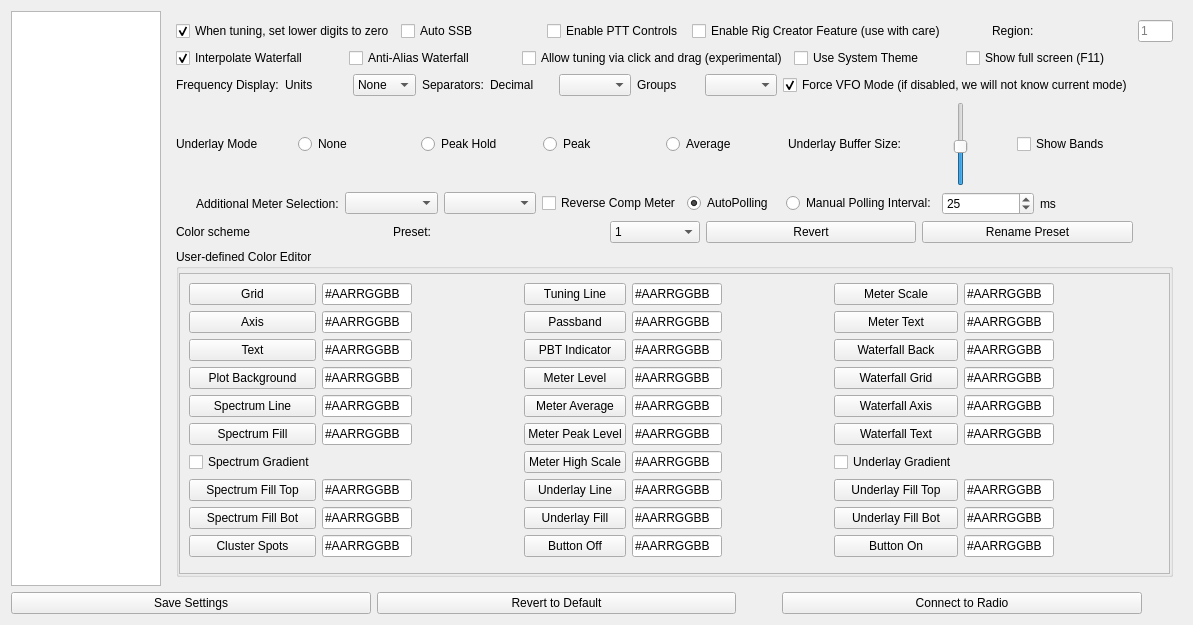
adecarolis/wfweb, file settingswidget.ui: the form before one commit.
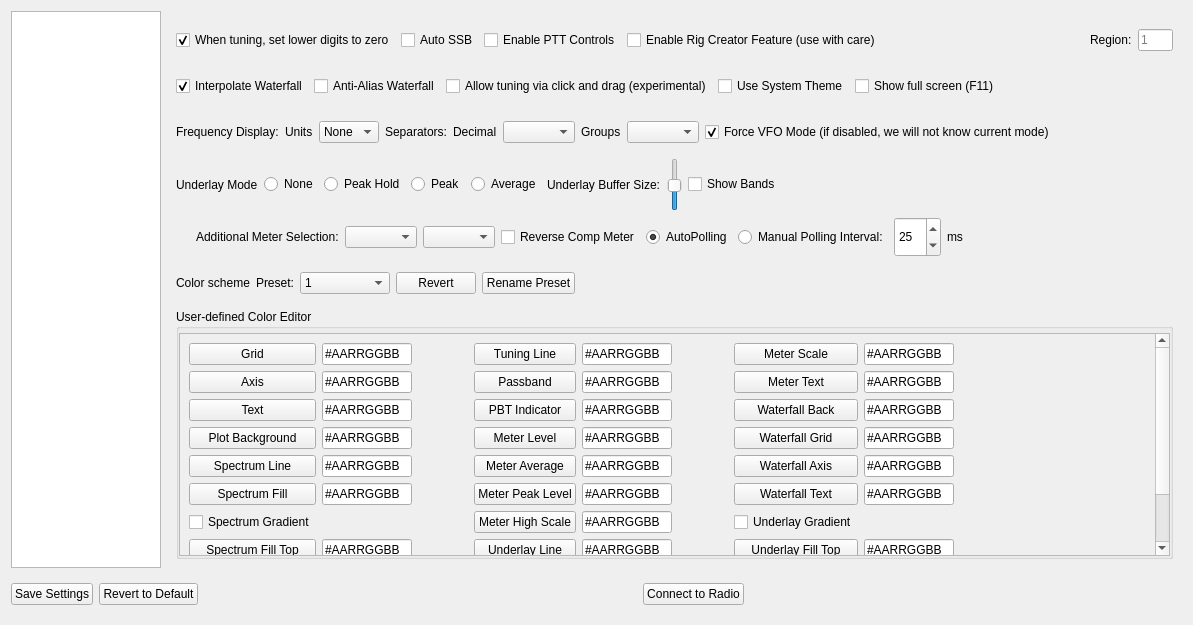
The form after the commit. The open tabs and pages were chosen to show the change. Custom widgets are drawn as their Qt base class.

Patch:
```diff
--- a/settingswidget.ui
+++ b/settingswidget.ui
@@ -905,12 +905,12 @@
            <item>
             <spacer name="horizontalSpacer_10">
              <property name="orientation">
-              <enum>Qt::Vertical</enum>
+              <enum>Qt::Orientation::Horizontal</enum>
              </property>
              <property name="sizeHint" stdset="0">
               <size>
-               <width>40</width>
-               <height>20</height>
+               <width>20</width>
+               <height>40</height>
               </size>
              </property>
             </spacer>
@@ -992,12 +992,12 @@
            <item>
             <spacer name="horizontalSpacer_12">
              <property name="orientation">
-              <enum>Qt::Vertical</enum>
+              <enum>Qt::Orientation::Horizontal</enum>
              </property>
              <property name="sizeHint" stdset="0">
               <size>
-               <width>40</width>
-               <height>20</height>
+               <width>20</width>
+               <height>40</height>
               </size>
              </property>
             </spacer>
@@ -1089,12 +1089,12 @@
            <item>
             <spacer name="horizontalSpacer_9">
              <property name="orientation">
-              <enum>Qt::Vertical</enum>
+              <enum>Qt::Orientation::Horizontal</enum>
              </property>
              <property name="sizeHint" stdset="0">
               <size>
-               <width>40</width>
-               <height>20</height>
+               <width>20</width>
+               <height>40</height>
               </size>
              </property>
             </spacer>
@@ -1204,12 +1204,12 @@
            <item>
             <spacer name="horizontalSpacer_27">
              <property name="orientation">
-              <enum>Qt::Vertical</enum>
+              <enum>Qt::Orientation::Horizontal</enum>
              </property>
              <property name="sizeHint" stdset="0">
               <size>
-               <width>40</width>
-               <height>20</height>
+               <width>20</width>
+               <height>40</height>
               </size>
              </property>
             </spacer>
@@ -1221,7 +1221,7 @@
            <item>
             <spacer name="horizontalSpacer_30">
              <property name="orientation">
-              <enum>Qt::Vertical</enum>
+              <enum>Qt::Orientation::Horizontal</enum>
              </property>
              <property name="sizeType">
               <enum>QSizePolicy::Fixed</enum>
@@ -1318,12 +1318,12 @@
            <item>
             <spacer name="horizontalSpacer_11">
              <property name="orientation">
-              <enum>Qt::Vertical</enum>
+              <enum>Qt::Orientation::Horizontal</enum>
              </property>
              <property name="sizeHint" stdset="0">
               <size>
-               <width>40</width>
-               <height>20</height>
+               <width>20</width>
+               <height>40</height>
               </size>
              </property>
             </spacer>
@@ -1419,12 +1419,12 @@
            <item>
             <spacer name="horizontalSpacer_29">
              <property name="orientation">
-              <enum>Qt::Vertical</enum>
+              <enum>Qt::Orientation::Horizontal</enum>
              </property>
              <property name="sizeHint" stdset="0">
               <size>
-               <width>40</width>
-               <height>20</height>
+               <width>20</width>
+               <height>40</height>
               </size>
              </property>
             </spacer>
@@ -1480,20 +1480,20 @@
                 <rect>
                  <x>0</x>
                  <y>0</y>
-                 <width>772</width>
-                 <height>320</height>
+                 <width>987</width>
+                 <height>286</height>
                 </rect>
                </property>
                <layout class="QGridLayout" name="gridLayout_2">
                 <item row="4" column="3">
                  <spacer name="horizontalSpacer_14">
                   <property name="orientation">
-                   <enum>Qt::Vertical</enum>
+                   <enum>Qt::Orientation::Horizontal</enum>
                   </property>
                   <property name="sizeHint" stdset="0">
                    <size>
-                    <width>40</width>
-                    <height>20</height>
+                    <width>20</width>
+                    <height>40</height>
                    </size>
                   </property>
                  </spacer>
@@ -3734,12 +3734,12 @@
      <item>
       <spacer name="horizontalSpacer_32">
        <property name="orientation">
-        <enum>Qt::Vertical</enum>
+        <enum>Qt::Orientation::Horizontal</enum>
        </property>
        <property name="sizeHint" stdset="0">
         <size>
-         <width>40</width>
-         <height>20</height>
+         <width>20</width>
+         <height>40</height>
         </size>
        </property>
       </spacer>
@@ -3757,12 +3757,12 @@
      <item>
       <spacer name="horizontalSpacer_3">
        <property name="orientation">
-        <enum>Qt::Vertical</enum>
+        <enum>Qt::Orientation::Horizontal</enum>
        </property>
        <property name="sizeHint" stdset="0">
         <size>
-         <width>40</width>
-         <height>20</height>
+         <width>20</width>
+         <height>40</height>
         </size>
        </property>
       </spacer>
```
Left out of the diff: 180 changed lines with no effect on the pictures.
